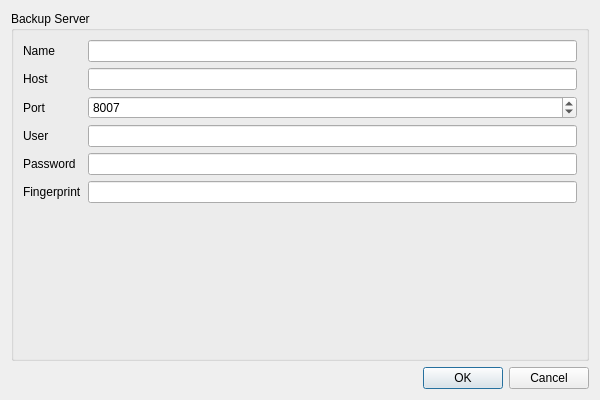
This is tools/pbseditor.ui in theinvisible/tiBackupUi as Qt 5 draws it before an edit. The edited form follows.
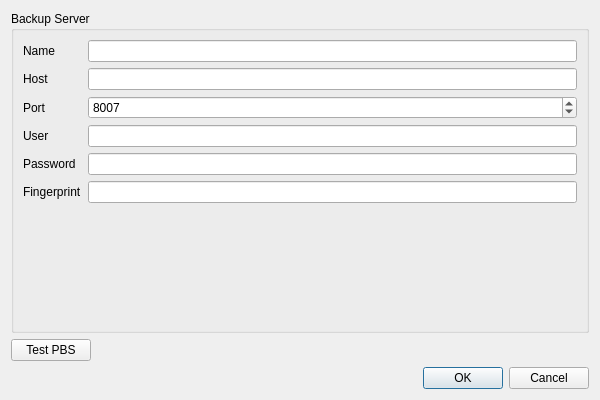
This is the edited form.

Commit message: Various adjustments for UI

Patch:
```diff
--- a/tools/pbseditor.ui
+++ b/tools/pbseditor.ui
@@ -101,9 +101,46 @@
         </item>
        </layout>
       </item>
+      <item>
+       <spacer name="verticalSpacer">
+        <property name="orientation">
+         <enum>Qt::Vertical</enum>
+        </property>
+        <property name="sizeHint" stdset="0">
+         <size>
+          <width>20</width>
+          <height>40</height>
+         </size>
+        </property>
+       </spacer>
+      </item>
      </layout>
     </widget>
    </item>
+   <item>
+    <layout class="QHBoxLayout" name="horizontalLayout">
+     <item>
+      <widget class="QPushButton" name="btnTest">
+       <property name="text">
+        <string>Test PBS</string>
+       </property>
+      </widget>
+     </item>
+     <item>
+      <spacer name="horizontalSpacer">
+       <property name="orientation">
+        <enum>Qt::Horizontal</enum>
+       </property>
+       <property name="sizeHint" stdset="0">
+        <size>
+         <width>40</width>
+         <height>20</height>
+        </size>
+       </property>
+      </spacer>
+     </item>
+    </layout>
+   </item>
    <item>
     <widget class="QDialogButtonBox" name="buttonBox">
      <property name="orientation">
```
The commit also changes 5 other files.
